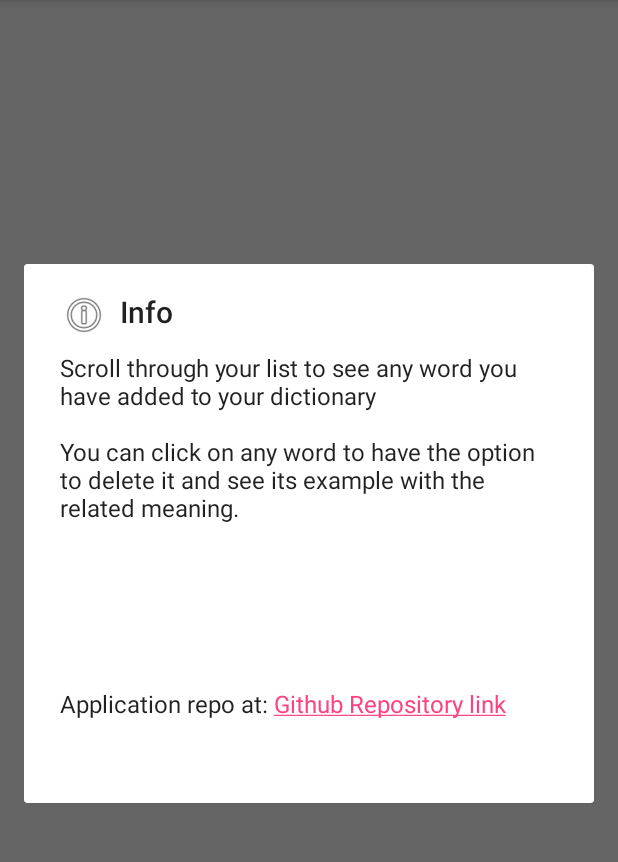
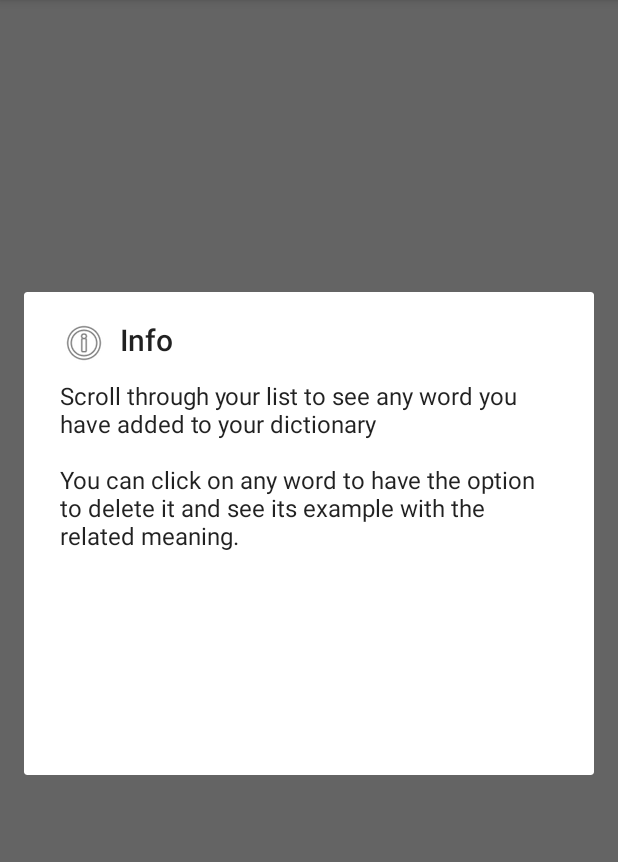
Before and after one commit to shubhankar30/OpenDictionary, an Android app: the ListDataActivity screen opened directly, with no data from a screen before it, after a tap on an icon or button, on a phone screen of 412 x 824 dp, the part 84-946 px from its top. Run offline under Robolectric (Android 15) with nearby library versions, the light colour scheme and no system bars; 4 statements that could not run were skipped.

Commit message:
Minor edit info tab

```diff
--- a/SimpleDictionary/app/src/main/java/shubhankar30/simpledictionary/EditDataActivity.java
+++ b/SimpleDictionary/app/src/main/java/shubhankar30/simpledictionary/EditDataActivity.java
@@ -140,7 +140,6 @@ public class EditDataActivity extends AppCompatActivity{
                 "<p>To delete the word from your dictionary, press the delete word button given below. </p>" +
                 "<p>To just delete one single meaning from your dictionary, press the delete meaning button below.<br>" +
                 "<br><br><br><br>" +
-                "<p>Application repo at: <a href=\"http://www.github.com/shubhankar30/SimpleDictionary\">Github Repository link</a><br>" +
                 ""))
         .show()
         // Need to be called after show(), in order to generate hyperlinks
--- a/SimpleDictionary/app/src/main/java/shubhankar30/simpledictionary/ListDataActivity.java
+++ b/SimpleDictionary/app/src/main/java/shubhankar30/simpledictionary/ListDataActivity.java
@@ -145,7 +145,6 @@ public class ListDataActivity extends AppCompatActivity {
                         "<p>Scroll through your list to see any word you have added to your dictionary</p>" +
                         "<p>You can click on any word to have the option to delete it and see its example with the related meaning.</p><br>" +
                         "<br><br><br><br>" +
-                        "<p>Application repo at: <a href=\"http://www.github.com/shubhankar30/SimpleDictionary\">Github Repository link</a><br>" +
                         ""))
                 .show()
                 // Need to be called after show(), in order to generate hyperlinks
```
